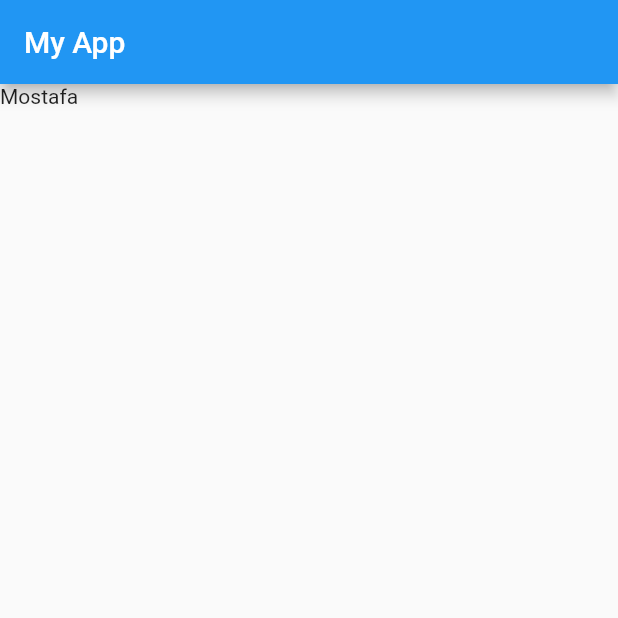
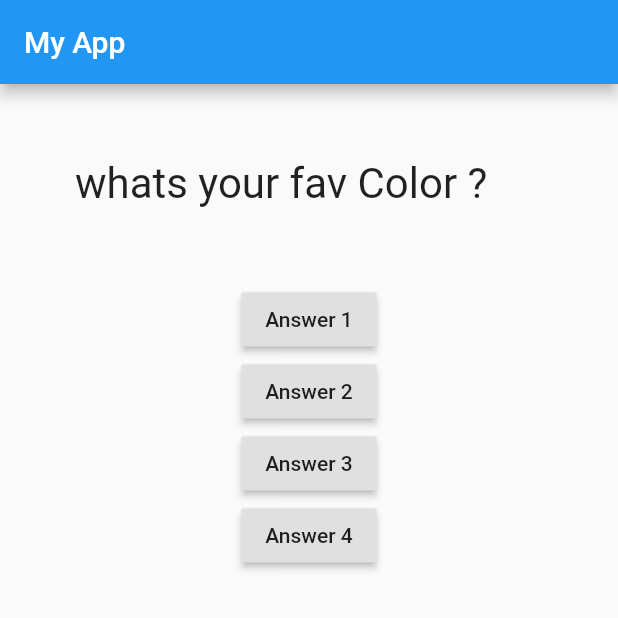
Before and after one commit to mostafaemara/Quiz-App, a Flutter app: the screen it shows after launch, on a phone screen of 412 x 824 dp, the top half of it. Run offline on Flutter 3.47's test engine with Material 2 defaults, Android fonts, the phone set to English and light mode, and no system bars.

Commit message:
add  custom widget question

```diff
--- a/lib/main.dart
+++ b/lib/main.dart
@@ -1,17 +1,60 @@
 import 'package:flutter/material.dart';
+import 'package:quiz_app/question.dart';
 
 void main() => runApp(MyApp());
 
-class MyApp extends StatelessWidget {
+class MyApp extends StatefulWidget {
+  @override
+  State<StatefulWidget> createState() => MyAppState();
+}
+
+class MyAppState extends State<MyApp> {
+  var index = 0;
+  void answerQQuestion() {
+    setState(() {
+      if(index<=1){
+      index++;
+      }else{
+
+        index=0;
+      }
+    });
+  }
+
+  var questions = [
+    "whats your fav Color ?",
+    "Whats your favorite Drink?",
+    "whats your favorite Actor?"
+  ];
   @override
   Widget build(BuildContext context) {
     return MaterialApp(
       home: Scaffold(
         appBar: AppBar(
-          title:Text("My App"),
-
+          title: Text("My App"),
         ),
-        body:Text("Mostafa")
+        body: Column(
+          crossAxisAlignment: CrossAxisAlignment.center,
+          children: <Widget>[
+            Question(questions[index]),
+            RaisedButton(
+              onPressed: answerQQuestion,
+              child: Text("Answer 1"),
+            ),
+            RaisedButton(
+               onPressed: answerQQuestion,
+              child: Text("Answer 2"),
+            ),
+            RaisedButton(
+               onPressed: answerQQuestion,
+              child: Text("Answer 3"),
+            ),
+            RaisedButton(
+              onPressed: answerQQuestion,
+              child: Text("Answer 4"),
+            ),
+          ],
+        ),
       ),
     );
   }
--- /dev/null
+++ b/lib/question.dart
@@ -0,0 +1,24 @@
+import 'package:flutter/cupertino.dart';
+
+class Question extends StatelessWidget{
+  const Question(this.question);
+
+   final String question;
+
+  @override
+  Widget build(BuildContext context) {
+
+    return Container(
+      margin: EdgeInsets.all(50),
+      width: double.infinity,
+
+      child: Text(
+        question,
+        style: TextStyle(
+          fontSize: 28
+        ),),
+    );
+  }
+
+
+}
```
